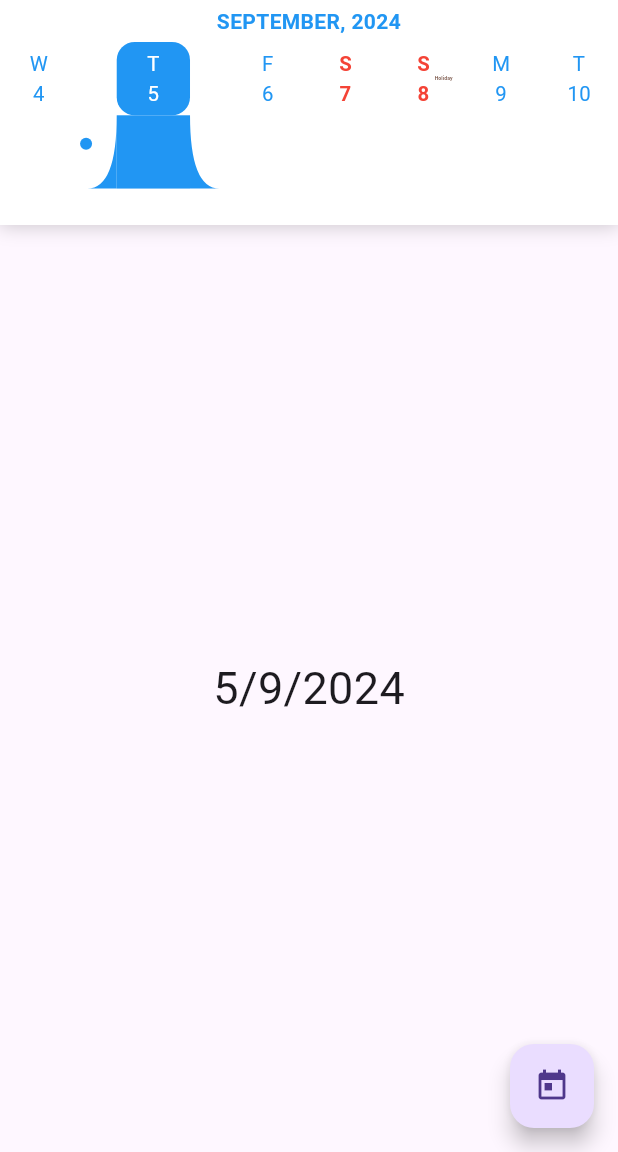
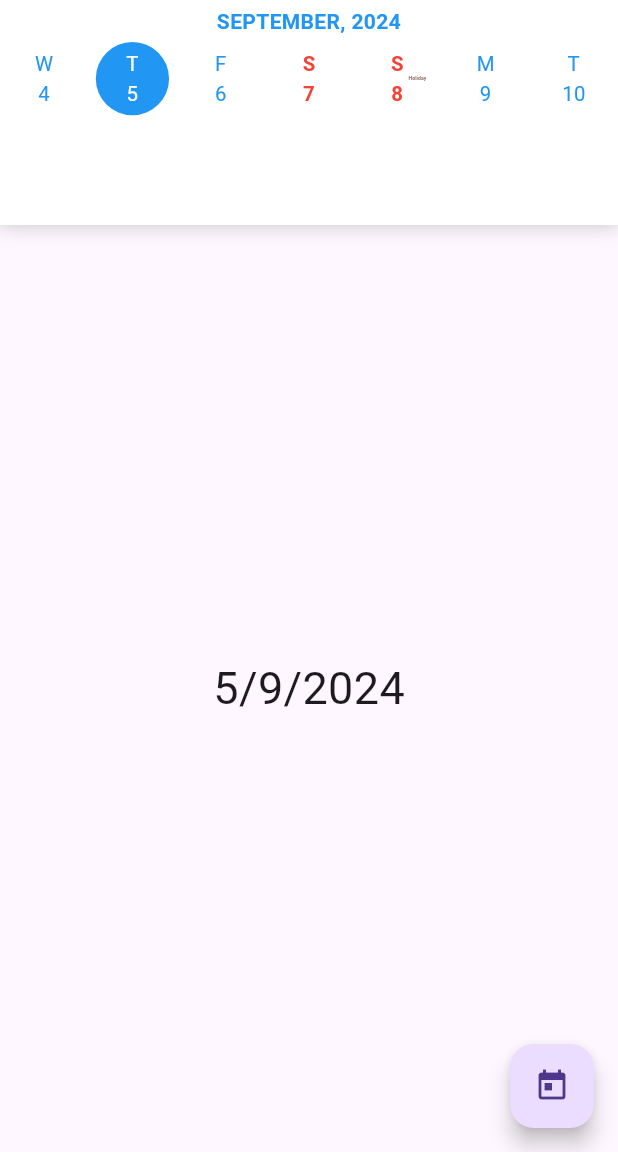
Before and after one commit to PRETOLIO-DEV/calendario_semanal, a Flutter app: the screen it shows after launch, on a phone screen of 412 x 824 dp, the part 84-1236 px from its top. Run offline on Flutter 3.47's test engine with Material 3 defaults, Android fonts, the phone set to English and light mode, and no system bars.

Commit message:
correcao erro calendario usando circulo

```diff
--- a/example/lib/main.dart
+++ b/example/lib/main.dart
@@ -54,7 +54,7 @@ class _HomePageState extends State<HomePage> {
                 showPinDate: true,
                 unionWeekDay: true,
                 showColorToday: false,
-                dayShapeBorder: BoxShape.rectangle,
+                dayShapeBorder: BoxShape.circle,
                 minDate: DateTime.now().add(
                   Duration(days: -365),
                 ),
--- a/lib/src/date_item.dart
+++ b/lib/src/date_item.dart
@@ -128,7 +128,8 @@ class DateItem extends StatelessWidget {
                           decoration: BoxDecoration(
                             color: _defaultBackgroundColor!,
                             shape: dayShapeBorder!,
-                            borderRadius: BorderRadius.circular(12),
+                            borderRadius: dayShapeBorder == BoxShape.rectangle
+                                ? BorderRadius.circular(12) : null,
                           ),
                           padding: EdgeInsets.all(5),
                           child: Stack(
@@ -167,7 +168,7 @@ class DateItem extends StatelessWidget {
                   ),
                 ),
 
-                if(showPinDate && selectData) ...[
+                if(showPinDate && selectData && dayShapeBorder == BoxShape.rectangle) ...[
                   Stack(
                     children: [
                       CurvadaLateralWidget(
```
Also changed, not shown: 2 other files.
